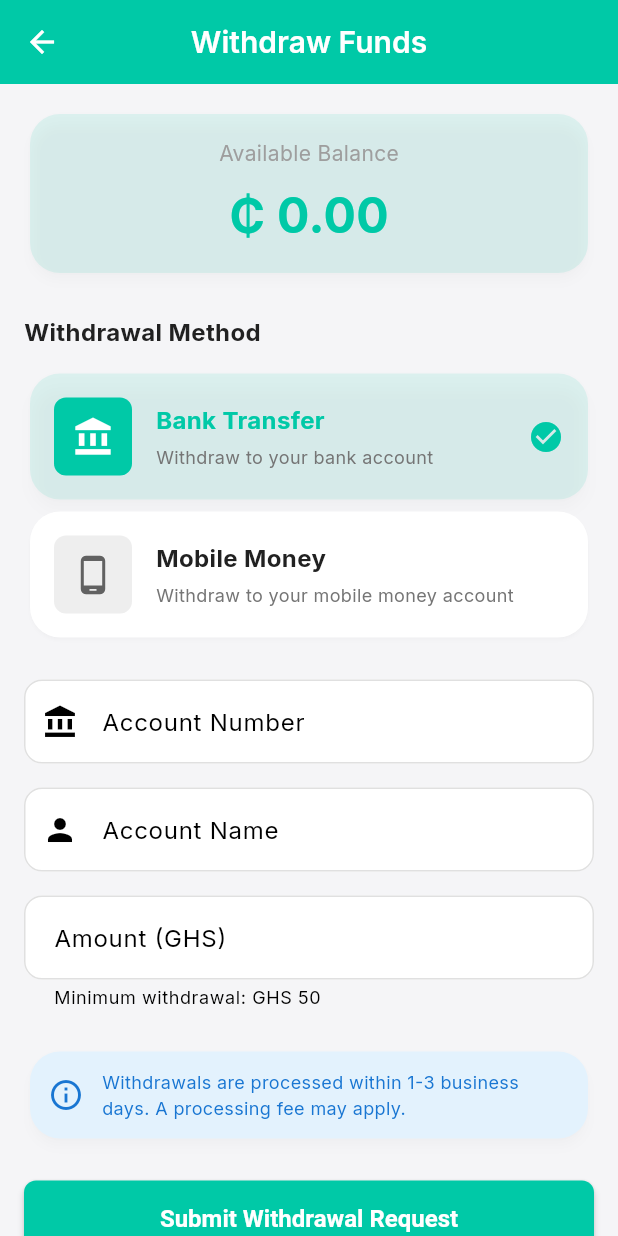
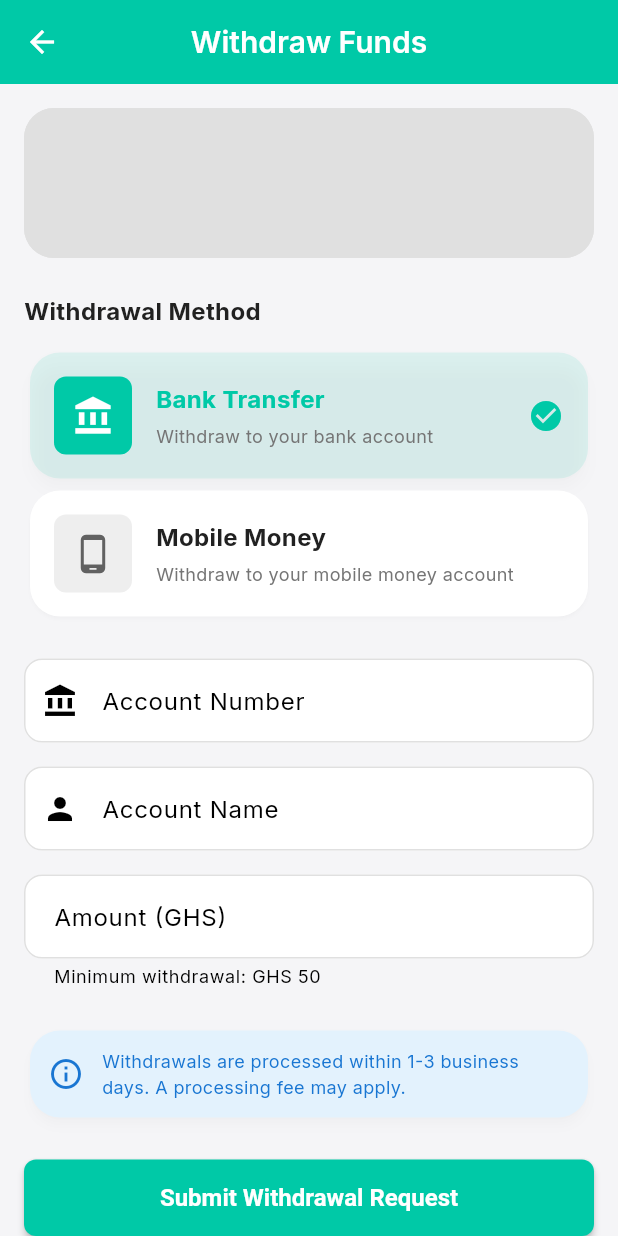
Before and after one commit to niiodartey-tt/suresend, a Flutter app: the WithdrawFundsScreen screen opened directly, on a phone screen of 412 x 824 dp. Run offline on Flutter 3.47's test engine with Material 3 defaults, Android fonts, the phone set to English and light mode, and no system bars; our stand-ins replace flutter_secure_storage, google_fonts, pinput, shared_preferences; accounts and stored records are empty; network calls fail.

Commit message:
feat: Stage 5 UI Polish - Part 4 FINAL (100% Complete)
Completed Stage 5 by adding polish to all remaining screens.
All screens now have skeleton loaders, animations, and error handling.

Withdraw Funds Screen:
- Added LoadingOverlay with "Processing withdrawal..." message
- Balance card shows skeleton loader when wallet data is null
- Balance card fades in smoothly with AnimationHelpers.fadeIn()
- Consistent loading experience with other wallet screens

Transaction List Screen:
- Added initial loading state tracking (_isInitialLoading)
- Shows 5 skeleton transaction cards during initial load
- Each transaction animates in with AnimatedListItem (staggered)
- Replaced custom empty state with EmptyStateWidget.transactions()
- Better loading indicators for pagination

Transaction Detail Screen:
- Replaced CircularProgressIndicator with 4 skeleton cards
- Shows skeleton cards (120px height) for all detail sections
- Added ErrorRetryWidget.notFound() for missing transactions
- Improved error message: "Transaction not found. It may have been deleted..."
- Retry button allows recovery from loading errors

Stage 5 Complete - 100% Coverage:
✅ Foundation Components (Part 1)
✅ High Priority Screens (Parts 1-3)
✅ Medium Priority Screens (Part 4)

All 8 Major Screens Enhanced:
1. Unified Dashboard - Skeleton + Animations
2. Notification Screen - Skeleton + Error Retry
3. Fund Wallet - Skeleton + Loading Overlay
4. Transfer Money - Skeleton + Animations + Overlay
5. Create Transaction - Loading Overlay
6. Withdraw Funds - Skeleton + Loading Overlay
7. Transaction List - Skeleton + Animations
8. Transaction Detail - Skeleton + Error Retry

Benefits:
✅ Zero blank screens - skeleton loaders everywhere
✅ Smooth animations on all lists and cards
✅ Professional loading overlays prevent double-submissions
✅ Error states with retry buttons
✅ Consistent UX patterns across entire app
✅ Better perceived performance with shimmer effects
✅ Accessible and user-friendly error messages

Stage 5: UI Implementation & Polish - COMPLETE! 🎉

🤖 Generated with [Claude Code](https://claude.com/claude-code)

Co-Authored-By: Claude <noreply@anthropic.com>

```diff
--- a/mobile/lib/screens/wallet/withdraw_funds_screen.dart
+++ b/mobile/lib/screens/wallet/withdraw_funds_screen.dart
@@ -2,6 +2,9 @@ import 'package:flutter/material.dart';
 import 'package:provider/provider.dart';
 import '../../providers/wallet_provider.dart';
 import '../../config/theme.dart';
+import '../../widgets/skeleton_loader.dart';
+import '../../widgets/error_retry_widget.dart';
+import '../../utils/animation_helpers.dart';
 
 class WithdrawFundsScreen extends StatefulWidget {
   const WithdrawFundsScreen({Key? key}) : super(key: key);
@@ -131,7 +134,10 @@ class _WithdrawFundsScreenState extends State<WithdrawFundsScreen> {
         backgroundColor: AppTheme.primaryColor,
         foregroundColor: Colors.white,
       ),
-      body: SingleChildScrollView(
+      body: LoadingOverlay(
+        isLoading: _isLoading,
+        message: 'Processing withdrawal...',
+        child: SingleChildScrollView(
           padding: const EdgeInsets.all(16.0),
           child: Form(
             key: _formKey,
@@ -139,7 +145,10 @@ class _WithdrawFundsScreenState extends State<WithdrawFundsScreen> {
               crossAxisAlignment: CrossAxisAlignment.stretch,
               children: [
                 // Available Balance Card
-              Card(
+                wallet == null
+                    ? const SkeletonLoader.card(height: 100)
+                    : AnimationHelpers.fadeIn(
+                        child: Card(
                           color: AppTheme.primaryColor.withOpacity(0.1),
                           child: Padding(
                             padding: const EdgeInsets.all(16.0),
@@ -154,14 +163,15 @@ class _WithdrawFundsScreenState extends State<WithdrawFundsScreen> {
                                 ),
                                 const SizedBox(height: 8),
                                 Text(
-                        '₵ ${wallet?.balance.toStringAsFixed(2) ?? '0.00'}',
-                        style: TextStyle(
+                                  '₵ ${wallet.balance.toStringAsFixed(2)}',
+                                  style: const TextStyle(
                                     fontSize: 32,
                                     fontWeight: FontWeight.bold,
                                     color: AppTheme.primaryColor,
                                   ),
                                 ),
                               ],
+                            ),
                           ),
                         ),
                       ),
```
Also changed, not shown: mobile/lib/screens/transactions/transaction_detail_screen.dart (+19 -2 lines), mobile/lib/screens/transactions/transaction_list_screen.dart (+19 -38 lines). Lines whose indentation alone changed are shown as unchanged.
